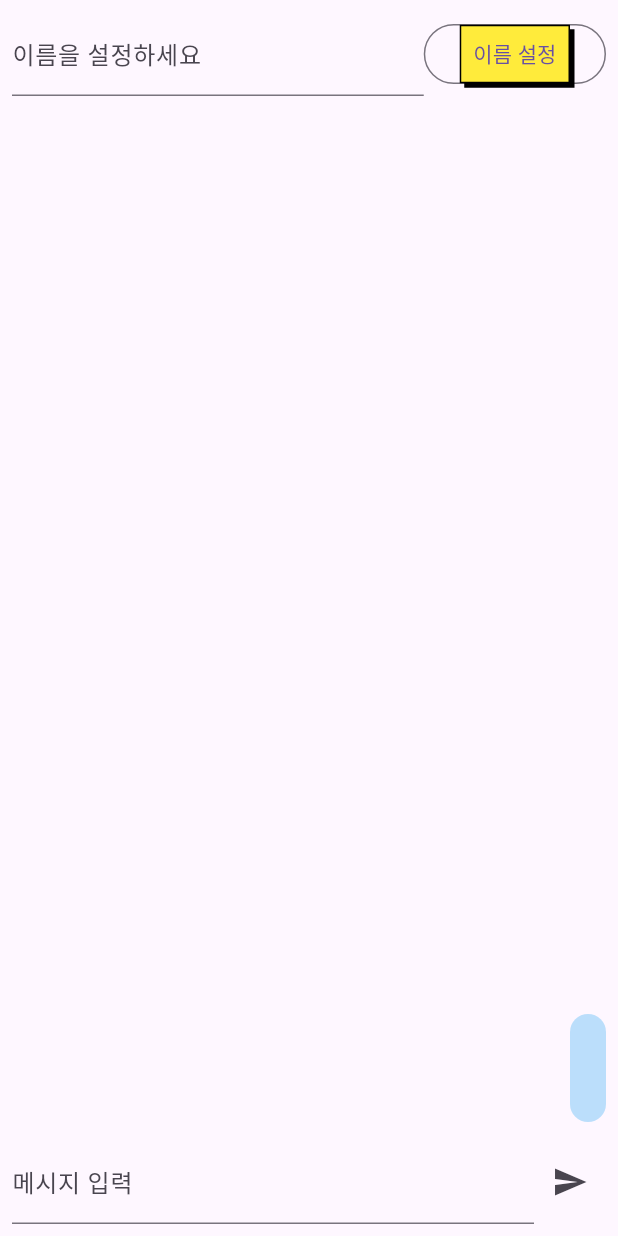
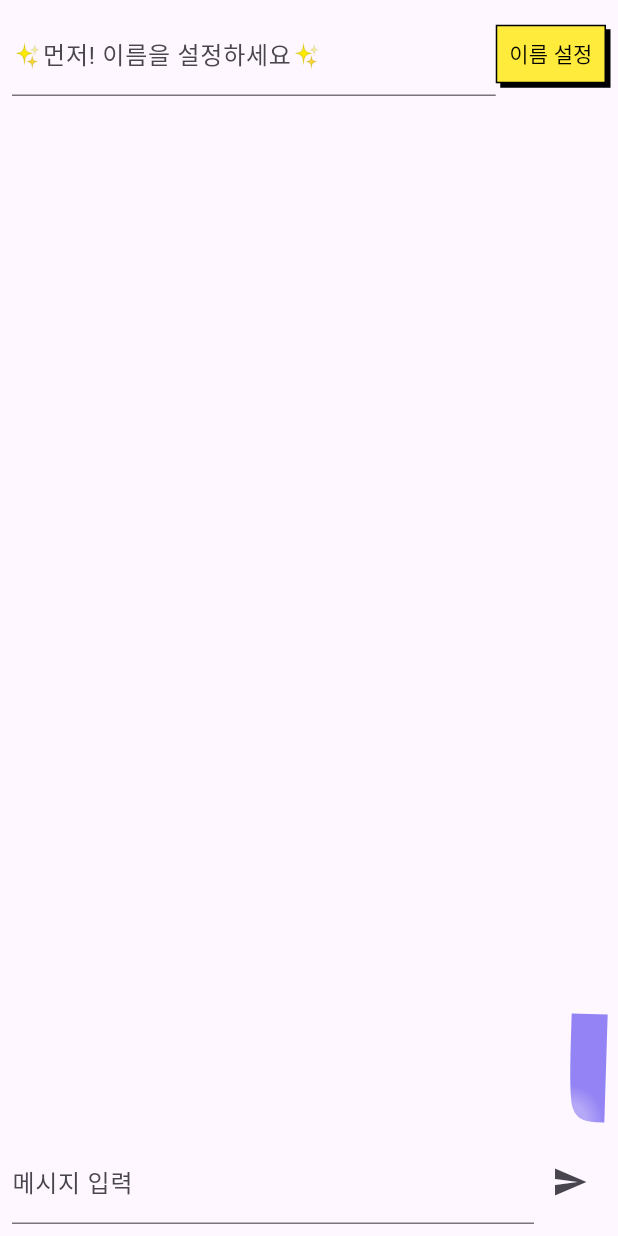
Before and after one commit to ph-value/ph-value.github.io, a Flutter app: the GuestBook widget shown alone on an empty page, opened directly, after a tap on the "send" icon, on a phone screen of 412 x 824 dp. Run offline on Flutter 3.47's test engine with Material 3 defaults, Android fonts, the phone set to English and light mode, and no system bars; our stand-ins replace cloud_firestore, firebase_auth, firebase_core; missing offline and left inert: dart:html, markdown_widget; accounts and stored records are empty; network calls fail; statements that could not run were skipped.

Commit message:
GuestBook UI 수정

```diff
--- /dev/null
+++ b/lib/StickyNote.dart
@@ -0,0 +1,120 @@
+import 'dart:math';
+
+import 'package:flutter/material.dart';
+
+class StickyNote extends StatelessWidget {
+  StickyNote({required this.child, required this.color, required this.isMe});
+
+  final Widget child;
+  final Color color;
+  final bool isMe;
+
+  @override
+  Widget build(BuildContext context) {
+    final double randomAngle = (Random().nextBool() ? 0.01 : -0.01) * pi;
+
+    return Transform.rotate(
+      angle: randomAngle,
+      child: CustomPaint(
+          painter: StickyNotePainter(color: color, isMe: isMe),
+          child: Center(child: child)),
+    );
+  }
+}
+
+class StickyNotePainter extends CustomPainter {
+  StickyNotePainter({
+    required this.color,
+    required this.isMe,
+  });
+
+  Color color;
+  bool isMe;
+
+  @override
+  void paint(Canvas canvas, Size size) {
+    _drawShadow(size, canvas);
+    Paint gradientPaint = _createGradientPaint(size);
+    _drawNote(size, canvas, gradientPaint);
+  }
+
+  void _drawNote(Size size, Canvas canvas, Paint gradientPaint) {
+    Path path = Path();
+    path.moveTo(0, 0);
+    path.lineTo(size.width, 0);
+
+    double foldAmount = 0.12;
+
+    if (isMe) {
+      // isMe가 true일 때: 왼쪽 하단이 말리는 경우
+      path.lineTo(size.width, size.height);
+      path.lineTo(size.width * 3 / 4, size.height);
+      path.quadraticBezierTo(
+        size.width * foldAmount * 2,
+        size.height,
+        size.width * foldAmount,
+        size.height - (size.height * foldAmount),
+      );
+      path.quadraticBezierTo(
+        0,
+        size.height - (size.height * foldAmount * 1.5),
+        0,
+        size.height / 4,
+      );
+    } else {
+      // isMe가 false일 때: 오른쪽 하단이 말리는 경우
+      path.lineTo(size.width, size.height * 3 / 4);
+      path.quadraticBezierTo(
+        size.width,
+        size.height - (size.height * foldAmount * 1.5),
+        size.width - (size.width * foldAmount),
+        size.height - (size.height * foldAmount),
+      );
+      path.quadraticBezierTo(
+        size.width - (size.width * foldAmount * 2),
+        size.height,
+        size.width * 3 / 4,
+        size.height,
+      );
+      path.lineTo(0, size.height);
+    }
+
+    path.lineTo(0, 0);
+
+    canvas.drawPath(path, gradientPaint);
+  }
+
+  Paint _createGradientPaint(Size size) {
+    Paint paint = new Paint();
+
+    Rect rect = Rect.fromLTWH(0, 0, size.width, size.height);
+    RadialGradient gradient = new RadialGradient(
+        colors: [brighten(color), color],
+        radius: 1.0,
+        stops: [0.5, 1.0],
+        center: isMe ? Alignment.bottomLeft : Alignment.bottomRight);
+    paint.shader = gradient.createShader(rect);
+    return paint;
+  }
+
+  void _drawShadow(Size size, Canvas canvas) {
+    Rect rect = Rect.fromLTWH(12, 12, size.width - 24, size.height - 24);
+    Path path = new Path();
+    path.addRect(rect);
+    canvas.drawShadow(path, Colors.black.withOpacity(0.7), 12.0, true);
+  }
+
+  @override
+  bool shouldRepaint(CustomPainter oldDelegate) {
+    return oldDelegate != this;
+  }
+}
+
+Color brighten(Color c, [int percent = 30]) {
+  var p = percent / 100;
+  return Color.fromARGB(
+      c.alpha,
+      c.red + ((255 - c.red) * p).round(),
+      c.green + ((255 - c.green) * p).round(),
+      c.blue + ((255 - c.blue) * p).round());
+}
--- a/lib/guestBookPage.dart
+++ b/lib/guestBookPage.dart
@@ -1,6 +1,7 @@
 import 'package:cloud_firestore/cloud_firestore.dart';
 import 'package:firebase_auth/firebase_auth.dart';
 import 'package:flutter/material.dart';
+import 'package:sando_diary/StickyNote.dart';
 import 'package:sando_diary/customDecoration.dart';
 import 'package:sando_diary/services.dart';
 
@@ -13,6 +14,160 @@ class _GuestBookState extends State<GuestBook> {
   final TextEditingController messageController = TextEditingController();
   final TextEditingController nameController = TextEditingController();
   String userName = "Anonymous"; // 기본 사용자 이름
+
+  // Generated 'Interpolated Colors' palette in Flutter
+// Full Extended 'Interpolated Colors' palette in Flutter
+  final List<Color> interpolatedColors = [
+    const Color(0xFF9581F5),
+    const Color(0xFF9483F4),
+    const Color(0xFF9486F2),
+    const Color(0xFF9388F1),
+    const Color(0xFF928BEF),
+    const Color(0xFF928DEE),
+    const Color(0xFF9190EC),
+    const Color(0xFF9092EB),
+    const Color(0xFF9094E9),
+    const Color(0xFF8F97E8),
+    const Color(0xFF8E99E7),
+    const Color(0xFF8E9CE5),
+    const Color(0xFF8D9EE4),
+    const Color(0xFF8DA1E2),
+    const Color(0xFF8CA3E1),
+    const Color(0xFF8BA5DF),
+    const Color(0xFF8BA8DE),
+    const Color(0xFF8AAADC),
+    const Color(0xFF89ADDB),
+    const Color(0xFF89AFD9),
+    const Color(0xFF88B2D8),
+    const Color(0xFF87B4D7),
+    const Color(0xFF87B6D5),
+    const Color(0xFF86B9D4),
+    const Color(0xFF85BBD2),
+    const Color(0xFF85BED1),
+    const Color(0xFF84C0CF),
+    const Color(0xFF83C3CE),
+    const Color(0xFF83C5CC),
+    const Color(0xFF82C7CB),
+    const Color(0xFF81CACA),
+    const Color(0xFF81CCC8),
+    const Color(0xFF80CFC7),
+    const Color(0xFF7FD1C5),
+    const Color(0xFF7FD4C4),
+    const Color(0xFF7ED6C2),
+    const Color(0xFF7DD8C1),
+    const Color(0xFF7DDBBF),
+    const Color(0xFF7CDDBE),
+    const Color(0xFF7CE0BC),
+    const Color(0xFF7BE2BB),
+    const Color(0xFF7AE5BA),
+    const Color(0xFF7AE7B8),
+    const Color(0xFF79E9B7),
+    const Color(0xFF78ECB5),
+    const Color(0xFF78EEB4),
+    const Color(0xFF77F1B2),
+    const Color(0xFF76F3B1),
+    const Color(0xFF76F6AF),
+    const Color(0xFF75F8AE),
+    const Color(0xFF75F8AE),
+    const Color(0xFF77F8AD),
+    const Color(0xFF79F8AB),
+    const Color(0xFF7CF8AA),
+    const Color(0xFF7EF8A9),
+    const Color(0xFF80F8A8),
+    const Color(0xFF82F8A6),
+    const Color(0xFF84F8A5),
+    const Color(0xFF87F8A4),
+    const Color(0xFF89F8A3),
+    const Color(0xFF8BF8A1),
+    const Color(0xFF8DF8A0),
+    const Color(0xFF8FF89F),
+    const Color(0xFF92F89E),
+    const Color(0xFF94F89C),
+    const Color(0xFF96F89B),
+    const Color(0xFF98F89A),
+    const Color(0xFF9AF898),
+    const Color(0xFF9DF897),
+    const Color(0xFF9FF896),
+    const Color(0xFFA1F895),
+    const Color(0xFFA3F893),
+    const Color(0xFFA5F892),
+    const Color(0xFFA8F891),
+    const Color(0xFFAAF890),
+    const Color(0xFFACF98E),
+    const Color(0xFFAEF98D),
+    const Color(0xFFB1F98C),
+    const Color(0xFFB3F98B),
+    const Color(0xFFB5F989),
+    const Color(0xFFB7F988),
+    const Color(0xFFB9F987),
+    const Color(0xFFBCF986),
+    const Color(0xFFBEF984),
+    const Color(0xFFC0F983),
+    const Color(0xFFC2F982),
+    const Color(0xFFC4F980),
+    const Color(0xFFC7F97F),
+    const Color(0xFFC9F97E),
+    const Color(0xFFCCF97D),
+    const Color(0xFFcdf97b),
+    const Color(0xFFCFF97A),
+    const Color(0xFFD2F979),
+    const Color(0xFFD4F978),
+    const Color(0xFFD6F976),
+    const Color(0xFFD8F975),
+    const Color(0xFFDAF974),
+    const Color(0xFFDDF973),
+    const Color(0xFFDFF971),
+    const Color(0xFFE1F970),
+    const Color(0xFFE1F970),
+    const Color(0xFFE0F873),
+    const Color(0xFFDEF876),
+    const Color(0xFFDDF778),
+    const Color(0xFFDBF67B),
+    const Color(0xFFDAF57E),
+    const Color(0xFFD8F581),
+    const Color(0xFFD7F484),
+    const Color(0xFFD5F386),
+    const Color(0xFFD4F389),
+    const Color(0xFFD2F28C),
+    const Color(0xFFD1F18F),
+    const Color(0xFFCFF092),
+    const Color(0xFFCEF094),
+    const Color(0xFFCCEF97),
+    const Color(0xFFCBEE9A),
+    const Color(0xFFC9EE9D),
+    const Color(0xFFC8EDA0),
+    const Color(0xFFC7ECA2),
+    const Color(0xFFC5EBA5),
+    const Color(0xFFC4EBA8),
+    const Color(0xFFC2EAAB),
+    const Color(0xFFC1E9AE),
+    const Color(0xFFBFE9B0),
+    const Color(0xFFBEE8B3),
+    const Color(0xFFBCE7B6),
+    const Color(0xFFBBE6B9),
+    const Color(0xFFB9E6BB),
+    const Color(0xFFB8E5BE),
+    const Color(0xFFB6E4C1),
+    const Color(0xFFB5E4C4),
+    const Color(0xFFB3E3C7),
+    const Color(0xFFB2E2C9),
+    const Color(0xFFB1E1CC),
+    const Color(0xFFAFE1CF),
+    const Color(0xFFAEE0D2),
+    const Color(0xFFACDFD5),
+    const Color(0xFFABDFD7),
+    const Color(0xFFA9DEDA),
+    const Color(0xFFA8DDDD),
+    const Color(0xFFA6DCE0),
+    const Color(0xFFA5DCE3),
+    const Color(0xFFA3DBE5),
+    const Color(0xFFA2DAE8),
+    const Color(0xFFA0DAEB),
+    const Color(0xFF9FD8EE),
+    const Color(0xFF9CD7F3),
+    const Color(0xFF9AD7F6),
+    const Color(0xFF99D6F9)
+  ];
 
   @override
   void initState() {
@@ -28,6 +183,12 @@ class _GuestBookState extends State<GuestBook> {
     });
   }
 
+  // 색상을 사용자 ID에 따라 고유하게 지정
+  Color getColorForUserId(String userId) {
+    int hash = userId.hashCode;
+    return interpolatedColors[hash % interpolatedColors.length];
+  }
+
   @override
   Widget build(BuildContext context) {
     return Column(
@@ -41,12 +202,12 @@ class _GuestBookState extends State<GuestBook> {
                 child: TextField(
                   controller: nameController,
                   decoration: InputDecoration(
-                    labelText: '이름을 설정하세요',
+                    labelText: '✨먼저! 이름을 설정하세요✨',
                     hintText: userName, // 현재 저장된 사용자 이름을 표시
                   ),
                 ),
               ),
-              OutlinedButton(
+              TextButton(
                 onPressed: () async {
                   String newName = nameController.text.isNotEmpty
                       ? nameController.text
@@ -56,22 +217,27 @@ class _GuestBookState extends State<GuestBook> {
                   });
                   await saveUserName(newName); // Firestore에 새 이름 저장
                 },
-                style: OutlinedButton.styleFrom(shape: StadiumBorder(),),
+                style: TextButton.styleFrom(
+                  padding: EdgeInsets.zero, // Remove default padding
+                  shape: const StadiumBorder(), // Keep the round corner style
+                ),
                 child: Container(
                     decoration: BoxDecoration(
                         color: Colors.yellow,
                         border: Border.all(width: 1, color: Colors.black),
                         boxShadow: AppShadows.customBaseBoxShadow),
-                    child: Padding(
-                      padding: const EdgeInsets.all(8.0),
-                      child: Text('이름 설정'),
+                    child: const Padding(
+                      padding: EdgeInsets.all(8.0),
+                      child: Text(
+                        '이름 설정',
+                        style: TextStyle(color: Colors.black),
+                      ),
                     )),
               ),
             ],
           ),
         ),
         Expanded(
-
           child: StreamBuilder<QuerySnapshot>(
             stream: getMessages(),
             builder: (ctx, snapshot) {
@@ -80,6 +246,9 @@ class _GuestBookState extends State<GuestBook> {
               }
 
               final docs = snapshot.data!.docs;
+              String? lastUserId;
+              Color? lastColor;
+
               return ListView.builder(
                 reverse: true,
                 itemCount: docs.length,
@@ -87,6 +256,22 @@ class _GuestBookState extends State<GuestBook> {
                   final doc = docs[index];
                   final isMe =
                       doc['userId'] == FirebaseAuth.instance.currentUser?.uid;
+                  final currentUserId = doc['userId'] ?? 'unknown';
+                  Color messageColor = getColorForUserId(currentUserId);
+
+                  // 만약 이전 메시지와 다른 사용자라면 색상이 겹치지 않도록 조정
+                  if (lastUserId != null &&
+                      lastUserId != currentUserId &&
+                      messageColor == lastColor) {
+                    // 인덱스를 조정하여 색상 변경
+                    int colorIndex =
+                        (interpolatedColors.indexOf(messageColor) + 1) %
+                            interpolatedColors.length;
+                    messageColor = interpolatedColors[colorIndex];
+                  }
+
+                  lastUserId = currentUserId;
+                  lastColor = messageColor;
 
                   return Container(
                     margin:
@@ -96,26 +281,27 @@ class _GuestBookState extends State<GuestBook> {
                           ? MainAxisAlignment.end
                           : MainAxisAlignment.start,
                       children: [
-                        Container(
+                        StickyNote(
+                          isMe: isMe,
+                          color: messageColor,
+                          child: Container(
                             padding: const EdgeInsets.all(12),
-                          decoration: BoxDecoration(
-                            color: isMe ? Colors.blue[100] : Colors.grey[300],
-                            borderRadius: BorderRadius.circular(12),
-                          ),
-                          constraints: BoxConstraints(maxWidth: 200),
+                            constraints: const BoxConstraints(maxWidth: 200),
                             child: Column(
                               crossAxisAlignment: CrossAxisAlignment.start,
                               children: [
                                 Text(
-                                doc['userName'] ?? 'Anonymous', // 저장된 사용자 이름 표시
+                                  doc['userName'] ?? 'Anonymous',
+                                  // 저장된 사용자 이름 표시
                                   style: TextStyle(fontWeight: FontWeight.bold),
                                 ),
-                              SizedBox(height: 4),
+                                const SizedBox(height: 4),
                                 Text(
                                   doc['text'],
                                   style: TextStyle(fontSize: 16),
                                 ),
                               ],
+                            ),
                           ),
                         ),
                       ],
```
Also changed, not shown: 1 other file. Lines whose indentation alone changed are shown as unchanged.
